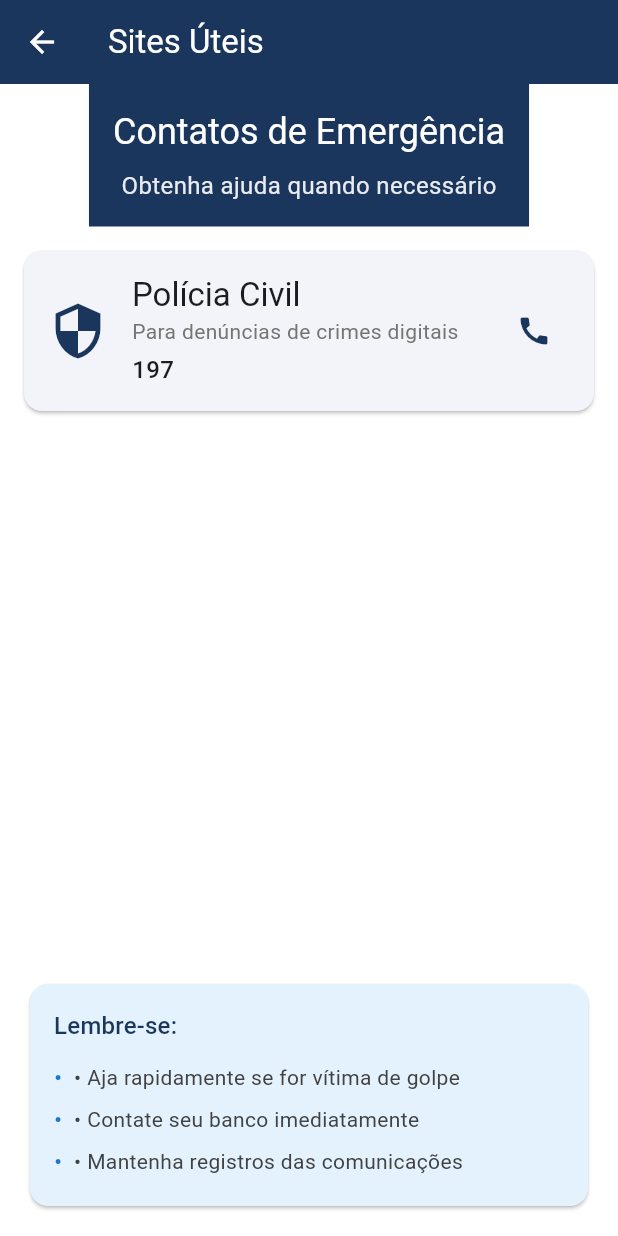
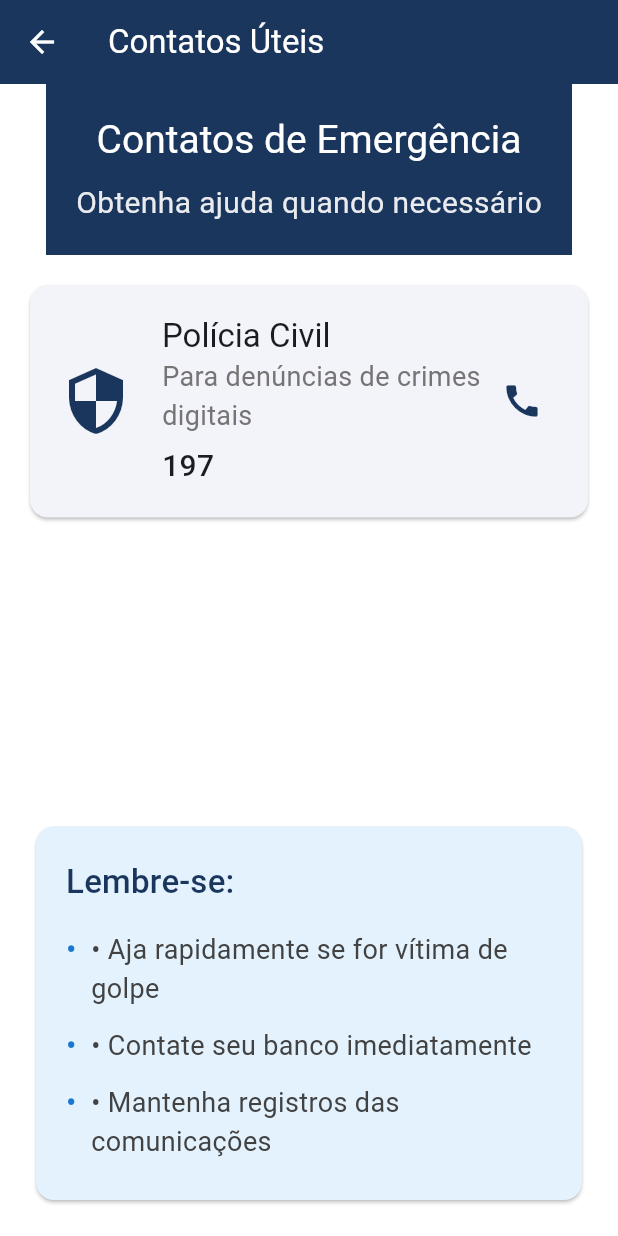
Before and after one commit to matheusclemente/protetor_digital_prototipo, a Flutter app: the UsefulLinksScreen screen opened directly, on a phone screen of 412 x 824 dp. Run offline on Flutter 3.47's test engine with Material 3 defaults, Android fonts, the light colour scheme and no system bars; our stand-ins replace device_info_plus, introduction_screen.

Commit message:
Improve layout in analyzer and contacts screens

```diff
--- a/lib/features/useful_links/useful_links_screen.dart
+++ b/lib/features/useful_links/useful_links_screen.dart
@@ -9,74 +9,78 @@ class UsefulLinksScreen extends StatelessWidget {
   Widget build(BuildContext context) {
     return Scaffold(
       appBar: AppBar(
-        title: const Text("Sites Úteis"),
+        title: const Text("Contatos Úteis", style: TextStyle(fontSize: 22.0)),
       ),
       body: Column(
         children: [
           Container(
             color: Theme.of(context).primaryColor,
-            padding: const EdgeInsets.all(16),
+            padding: const EdgeInsets.all(20),
             child: Column(
               children: [
                 Text(
                   'Contatos de Emergência',
-                  style: Theme.of(context).textTheme.headlineSmall?.copyWith(color: Colors.white),
+                  style: Theme.of(context).textTheme.headlineSmall?.copyWith(
+                        color: Colors.white,
+                        fontSize: 26,
                       ),
-                const SizedBox(height: 8),
+                ),
+                const SizedBox(height: 10),
                 Text(
                   'Obtenha ajuda quando necessário',
                   style: TextStyle(
-                    color: Colors.white.withOpacity(0.9),
-                    fontSize: 16
-                  ),
+                      color: Colors.white.withOpacity(0.9), fontSize: 20),
                 ),
               ],
             ),
           ),
           Expanded(
             child: ListView.builder(
-              padding: const EdgeInsets.all(16),
+              padding: const EdgeInsets.all(20),
               itemCount: _emergencyContacts.length,
               itemBuilder: (context, index) {
                 final contact = _emergencyContacts[index];
                 return Card(
-                  margin: const EdgeInsets.only(bottom: 16),
+                  margin: const EdgeInsets.only(bottom: 20),
                   child: Padding(
-                    padding: const EdgeInsets.all(16),
+                    padding: const EdgeInsets.all(20),
                     child: Row(
                       children: [
-                        Icon(contact.iconData, size: 40, color: Theme.of(context).primaryColor),
-                        const SizedBox(width: 16),
+                        Icon(contact.iconData,
+                            size: 48, color: Theme.of(context).primaryColor),
+                        const SizedBox(width: 20),
                         Expanded(
                           child: Column(
                             crossAxisAlignment: CrossAxisAlignment.start,
                             children: [
                               Text(
                                 contact.name,
-                                style: Theme.of(context).textTheme.titleLarge,
+                                style: Theme.of(context)
+                                    .textTheme
+                                    .titleLarge
+                                    ?.copyWith(
+                                      fontSize: 22,
+                                    ),
                               ),
                               Text(
                                 contact.description,
                                 style: TextStyle(
-                                  color: Colors.grey[600],
-                                  fontSize: 14
+                                    color: Colors.grey[600], fontSize: 18),
                               ),
-                              ),
-                              const SizedBox(height: 4),
+                              const SizedBox(height: 6),
                               Text(
                                 contact.phone,
                                 style: const TextStyle(
-                                  fontSize: 16,
-                                  fontWeight: FontWeight.w500
-                                ),
+                                    fontSize: 20, fontWeight: FontWeight.w500),
                               ),
                             ],
                           ),
                         ),
                         IconButton(
-                          icon: const Icon(Icons.call),
+                          icon: const Icon(Icons.call, size: 28),
                           color: Theme.of(context).primaryColor,
-                          onPressed: () => _launchUrlString('tel:${contact.phone}'),
+                          onPressed: () =>
+                              _launchUrlString('tel:${contact.phone}'),
                         ),
                       ],
                     ),
@@ -91,25 +95,27 @@ class UsefulLinksScreen extends StatelessWidget {
     );
   }
 
-  final List<EmergencyContact> _emergencyContacts = EmergencyContactModel.emergencyContacts;
+  final List<EmergencyContact> _emergencyContacts =
+      EmergencyContactModel.emergencyContacts;
 
   Widget _buildReminderSection(BuildContext context) {
     return Padding(
-    padding: const EdgeInsets.all(16),
+      padding: const EdgeInsets.all(20),
       child: Card(
         color: Colors.blue[50],
         child: Padding(
-        padding: const EdgeInsets.all(16),
+          padding: const EdgeInsets.all(20),
           child: Column(
             crossAxisAlignment: CrossAxisAlignment.start,
             children: [
               Text(
                 'Lembre-se:',
                 style: Theme.of(context).textTheme.titleMedium?.copyWith(
-                color: Theme.of(context).primaryColor
+                      color: Theme.of(context).primaryColor,
+                      fontSize: 22,
                     ),
               ),
-            const SizedBox(height: 8),
+              const SizedBox(height: 10),
               _buildReminderItem('• Aja rapidamente se for vítima de golpe'),
               _buildReminderItem('• Contate seu banco imediatamente'),
               _buildReminderItem('• Mantenha registros das comunicações'),
@@ -122,7 +128,7 @@ Widget _buildReminderSection(BuildContext context) {
 
   Widget _buildReminderItem(String text) {
     return Padding(
-    padding: const EdgeInsets.symmetric(vertical: 4),
+      padding: const EdgeInsets.symmetric(vertical: 6),
       child: Row(
         crossAxisAlignment: CrossAxisAlignment.start,
         children: [
@@ -130,24 +136,21 @@ Widget _buildReminderItem(String text) {
             '•',
             style: TextStyle(
               color: Colors.blue[700],
-            fontWeight: FontWeight.bold
+              fontWeight: FontWeight.bold,
+              fontSize: 18,
             ),
           ),
-        const SizedBox(width: 8),
+          const SizedBox(width: 10),
           Expanded(
             child: Text(
               text,
-            style: TextStyle(
-              color: Colors.grey[800],
-              fontSize: 14
-            ),
+              style: TextStyle(color: Colors.grey[800], fontSize: 18),
             ),
           ),
         ],
       ),
     );
   }
-
 
   void _launchUrlString(String url) async {
     if (await canLaunchUrlString(url)) {
```
Also changed, not shown: lib/features/message_analyzer/message_analyzer_screen.dart (+20 -23 lines). Lines whose indentation alone changed are shown as unchanged.
